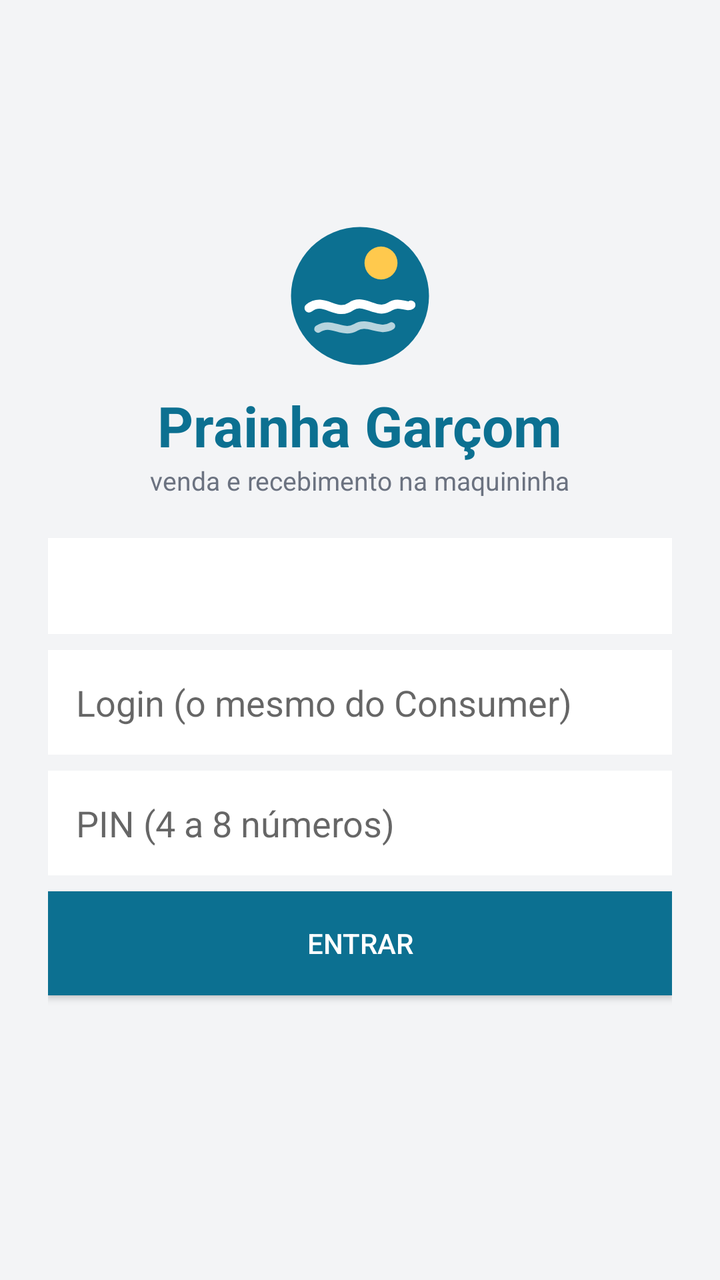
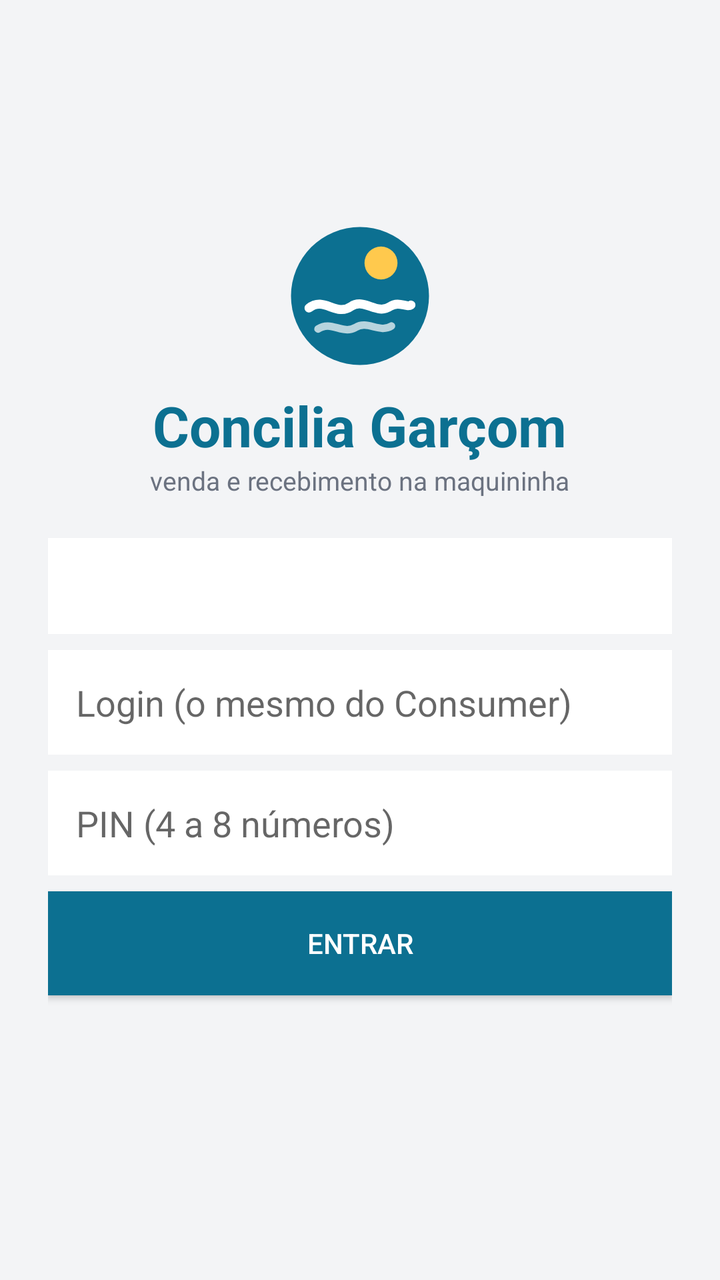

Before-and-after screenshots of an Android layout around one commit, followed by the original layout XML and the change that was made.
<!-- AndroidManifest.xml: application theme Theme.PrainhaLio -->
<!-- res/layout/activity_login.xml -->
<?xml version="1.0" encoding="utf-8"?>
<ScrollView xmlns:android="http://schemas.android.com/apk/res/android"
    android:layout_width="match_parent"
    android:layout_height="match_parent"
    android:fillViewport="true"
    android:background="#F3F4F6">

    <LinearLayout
        android:layout_width="match_parent"
        android:layout_height="wrap_content"
        android:orientation="vertical"
        android:gravity="center"
        android:padding="24dp"
        android:minHeight="480dp">

        <ImageView
            android:layout_width="72dp"
            android:layout_height="72dp"
            android:src="@drawable/ic_logo"
            android:layout_marginBottom="10dp"
            android:contentDescription="Prainha" />

        <TextView
            android:layout_width="wrap_content"
            android:layout_height="wrap_content"
            android:text="Prainha Garçom"
            android:textSize="28sp"
            android:textStyle="bold"
            android:textColor="#0C7091" />

        <TextView
            android:layout_width="wrap_content"
            android:layout_height="wrap_content"
            android:layout_marginBottom="20dp"
            android:text="venda e recebimento na maquininha"
            android:textSize="13sp"
            android:textColor="#6B7280" />

        <Spinner
            android:id="@+id/servidor"
            android:layout_width="match_parent"
            android:layout_height="48dp"
            android:background="#FFFFFF"
            android:layout_marginBottom="8dp" />

        <EditText
            android:id="@+id/servidorCustom"
            android:layout_width="match_parent"
            android:layout_height="wrap_content"
            android:hint="https://servidor-da-loja"
            android:inputType="textUri"
            android:background="#FFFFFF"
            android:padding="14dp"
            android:layout_marginBottom="8dp"
            android:visibility="gone" />

        <EditText
            android:id="@+id/login"
            android:layout_width="match_parent"
            android:layout_height="wrap_content"
            android:hint="Login (o mesmo do Consumer)"
            android:inputType="textNoSuggestions"
            android:background="#FFFFFF"
            android:padding="14dp"
            android:layout_marginBottom="8dp" />

        <EditText
            android:id="@+id/pin"
            android:layout_width="match_parent"
            android:layout_height="wrap_content"
            android:hint="PIN (4 a 8 números)"
            android:inputType="numberPassword"
            android:background="#FFFFFF"
            android:padding="14dp"
            android:layout_marginBottom="8dp" />

        <TextView
            android:id="@+id/pin2Label"
            android:layout_width="match_parent"
            android:layout_height="wrap_content"
            android:text="Primeiro acesso — confirme o PIN:"
            android:textSize="13sp"
            android:textColor="#0C7091"
            android:visibility="gone" />

        <EditText
            android:id="@+id/pin2"
            android:layout_width="match_parent"
            android:layout_height="wrap_content"
            android:hint="Repita o PIN"
            android:inputType="numberPassword"
            android:background="#FFFFFF"
            android:padding="14dp"
            android:layout_marginBottom="8dp"
            android:visibility="gone" />

        <TextView
            android:id="@+id/erro"
            android:layout_width="match_parent"
            android:layout_height="wrap_content"
            android:textColor="#DC2626"
            android:textSize="13sp"
            android:layout_marginBottom="8dp"
            android:visibility="gone" />

        <Button
            android:id="@+id/entrar"
            android:layout_width="match_parent"
            android:layout_height="52dp"
            android:text="Entrar"
            android:textColor="#FFFFFF"
            android:background="#0C7091" />

        <TextView
            android:id="@+id/versaoApp"
            android:layout_width="wrap_content"
            android:layout_height="wrap_content"
            android:layout_marginTop="14dp"
            android:textSize="12sp"
            android:textColor="#9CA3AF" />
    </LinearLayout>
</ScrollView>
<!-- resources referenced by this layout -->
<resources>
  <!-- drawable ic_logo (drawable) -->
  <?xml version="1.0" encoding="utf-8"?>
  <vector xmlns:android="http://schemas.android.com/apk/res/android"
      android:width="72dp"
      android:height="72dp"
      android:viewportWidth="96"
      android:viewportHeight="96">
      <path
          android:pathData="M48,48m-46,0a46,46 0,1 1,92 0a46,46 0,1 1,-92 0"
          android:fillColor="#0C7091" />
      <path
          android:pathData="M62,26m-11,0a11,11 0,1 1,22 0a11,11 0,1 1,-22 0"
          android:fillColor="#FFC94D" />
      <path
          android:pathData="M14,56 C 24,48 32,62 42,55 C 51,49 59,61 68,55 C 74,51 79,56 82,54"
          android:strokeColor="#FFFFFF"
          android:strokeWidth="6"
          android:strokeLineCap="round"
          android:fillColor="#00000000" />
      <path
          android:pathData="M20,70 C 29,64 36,74 45,69 C 53,64 61,73 69,68"
          android:strokeColor="#B3FFFFFF"
          android:strokeWidth="5"
          android:strokeLineCap="round"
          android:fillColor="#00000000" />
  </vector>
  <style name="Theme.PrainhaLio" parent="Theme.AppCompat.Light.NoActionBar" />
</resources>

<!-- the commit's change to res/layout/activity_login.xml (unified diff, before → after) -->
@@ -23,7 +23,7 @@
         <TextView
             android:layout_width="wrap_content"
             android:layout_height="wrap_content"
-            android:text="Prainha Garçom"
+            android:text="Concilia Garçom"
             android:textSize="28sp"
             android:textStyle="bold"
             android:textColor="#0C7091" />
<!-- resource entries referenced after the edit -->
@@ -26,6 +26,6 @@
           android:strokeLineCap="round"
           android:fillColor="#00000000" />
   </vector>
-  <style name="Theme.PrainhaLio" parent="Theme.AppCompat.Light.NoActionBar" />
+  <style name="Theme.ConciliaGarcom" parent="Theme.AppCompat.Light.NoActionBar" />
 </resources>
 
